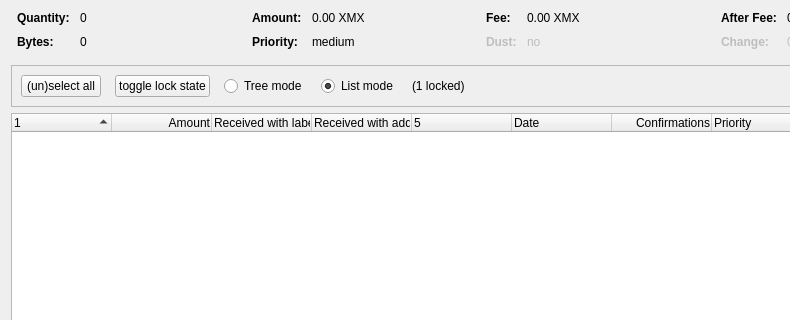
First picture: the form in src/qt/forms/coincontroldialog.ui, repository xumacoin/xuma-core, before the edit; both pictures show x 0 to 790 and y 0 to 320 of the 954 by 500 pixel window.
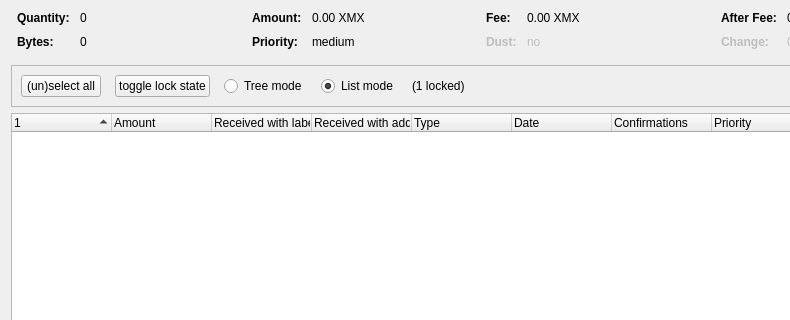
Second picture: the form after the edit. Custom widgets are drawn as their Qt base class.

```diff
--- a/src/qt/forms/coincontroldialog.ui
+++ b/src/qt/forms/coincontroldialog.ui
@@ -464,9 +464,6 @@
       <property name="text">
        <string>Amount</string>
       </property>
-      <property name="textAlignment">
-       <set>AlignTrailing|AlignVCenter</set>
-      </property>
      </column>
      <column>
       <property name="text">
@@ -480,7 +477,7 @@
      </column>
      <column>
       <property name="text">
-       <string/>
+       <string>Type</string>
       </property>
      </column>
      <column>
@@ -495,9 +492,6 @@
       <property name="toolTip">
        <string>Confirmed</string>
       </property>
-      <property name="textAlignment">
-       <set>AlignTrailing|AlignVCenter</set>
-      </property>
      </column>
      <column>
       <property name="text">
```
